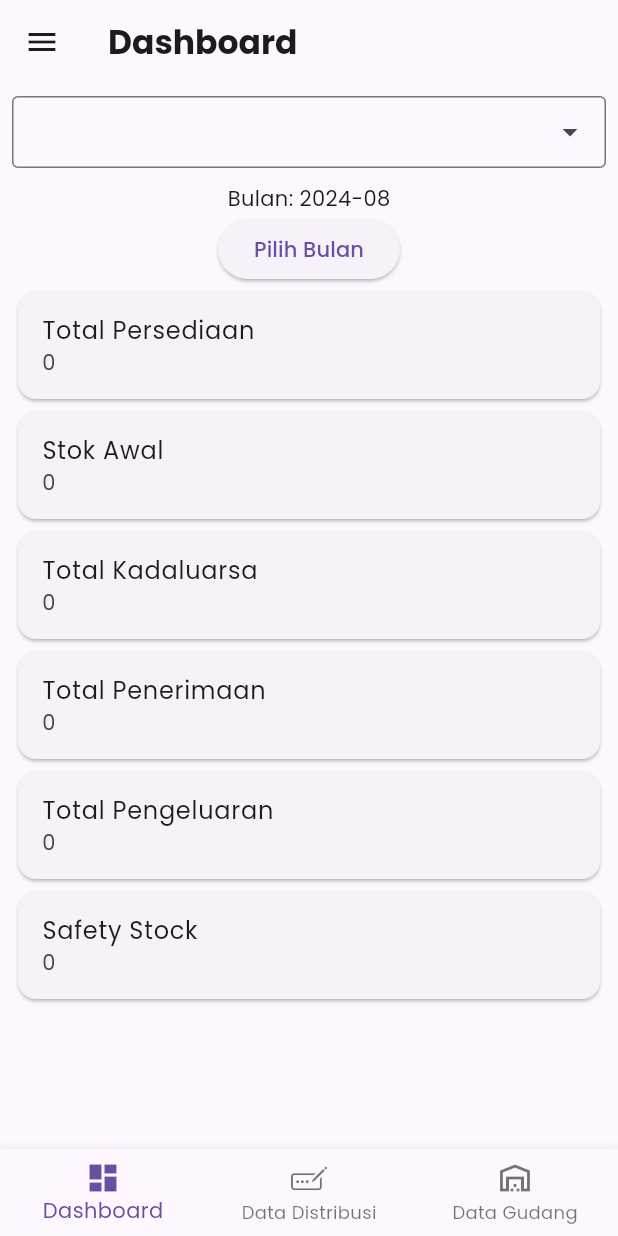
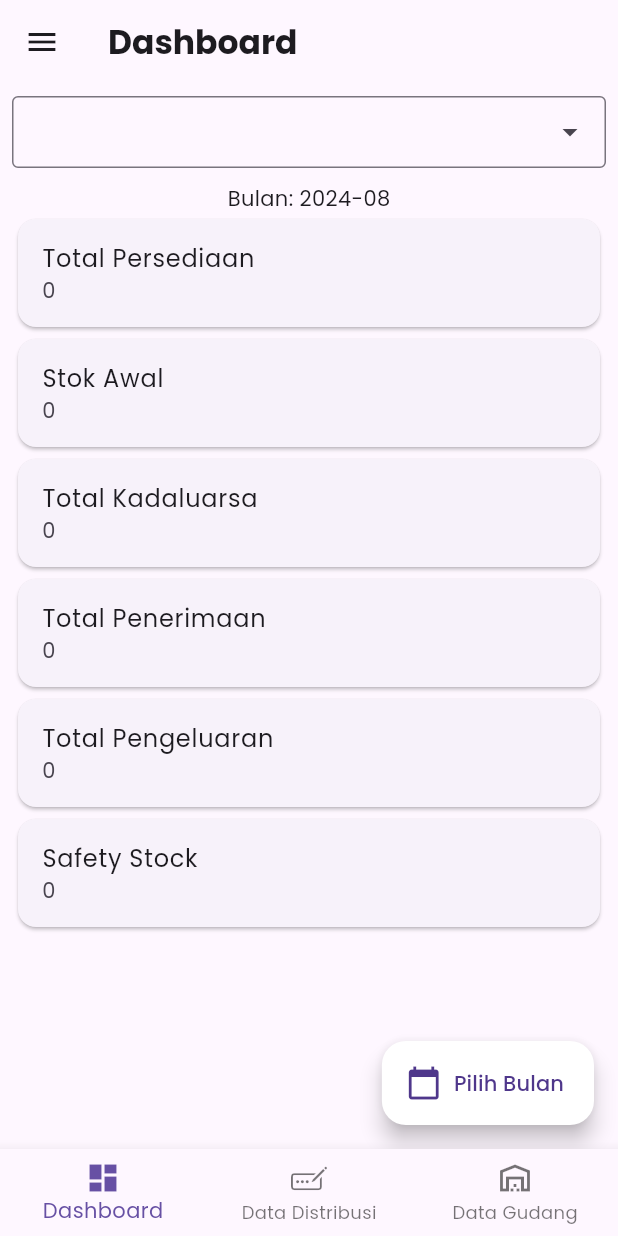
Before and after one commit to rho-ink/medicine-inventory-app, a Flutter app: the screen it shows once a user with an empty profile is signed in, after a tap on "Pilih Bulan", on a phone screen of 412 x 824 dp. Run offline on Flutter 3.47's test engine with Material 3 defaults, Android fonts, the phone set to English and light mode, and no system bars; drawn by our look-alikes of dropdown_search; our stand-ins replace badges, firebase_auth, firebase_core, firebase_database, google_fonts, month_picker_dialog; missing offline and left inert: excel; accounts and stored records are empty.

```diff
--- a/lib/views/pages/screens/dashboard_screen.dart
+++ b/lib/views/pages/screens/dashboard_screen.dart
@@ -109,18 +109,6 @@ class _DashboardPageState extends State<DashboardPage> {
             ),
             const SizedBox(height: 10),
             Text('Bulan: $_selectedMonth'),
-            ElevatedButton(
-              onPressed: () async {
-                DateTime? date = await showMonthPicker(
-                  context: context,
-                  initialDate: DateTime.now(),
-                  firstDate: DateTime(2020),
-                  lastDate: DateTime(2030),
-                );
-                _onMonthChanged(date);
-              },
-              child: const Text('Pilih Bulan'),
-            ),
             Expanded(
               child: ListView(
                 children: [
@@ -168,6 +156,20 @@ class _DashboardPageState extends State<DashboardPage> {
           ],
         ),
       ),
+      floatingActionButton: FloatingActionButton.extended(
+        onPressed: () async {
+          DateTime? date = await showMonthPicker(
+            context: context,
+            initialDate: DateTime.now(),
+            firstDate: DateTime(2020),
+            lastDate: DateTime(2030),
+          );
+          _onMonthChanged(date);
+        },
+        icon: Icon(Icons.calendar_today),
+        label: Text('Pilih Bulan'),
+        backgroundColor: Colors.white,
+      ),
     );
   }
 }
```
